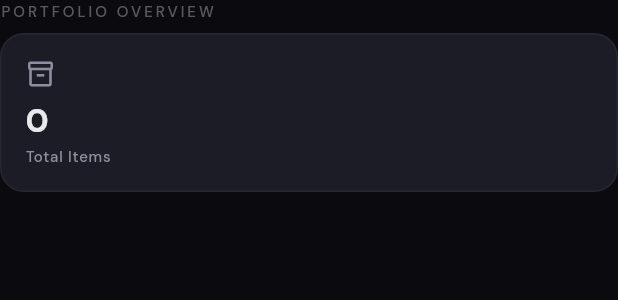
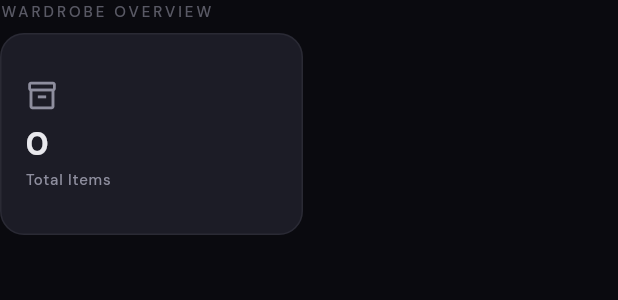
Before and after one commit to frpatino6/vaulted, a Flutter app: the _StatsSection widget shown alone on an empty page, opened directly with empty values, on a phone screen of 412 x 824 dp. Shown: the top 300 px of the screen. Run offline on Flutter 3.47's test engine with Material 3 defaults, Android fonts, the phone set to English and light mode, and no system bars; our stand-ins replace cached_network_image, dio, dotted_border, fl_chart, flutter_riverpod, flutter_secure_storage and 7 more; missing offline and left inert: mobile_scanner; accounts and stored records are empty; network calls fail.

Commit message:
feat(dashboard): redesign overview cards as equal GridView with InkWell
Replaces the PORTFOLIO OVERVIEW Row layout with a GridView.count
(crossAxisCount: 2, childAspectRatio: 1.5) for equal-height cards.
Renames section label to WARDROBE OVERVIEW. Value card uses
Icons.diamond_outlined with accent gold color; items card keeps the
inventory icon in white. Both cards are fully tappable via Ink/InkWell
with ripple. Removes 'View all >' text links and replaces _StatCard
with the cleaner _OverviewCard widget.

https://claude.ai/code/session_014LADHdzo8JSHXb3sf9vSHP

```diff
--- a/apps/mobile/lib/features/dashboard/presentation/dashboard_screen.dart
+++ b/apps/mobile/lib/features/dashboard/presentation/dashboard_screen.dart
@@ -699,7 +699,7 @@ class _StatsSection extends ConsumerWidget {
       crossAxisAlignment: CrossAxisAlignment.start,
       children: [
         Text(
-          'PORTFOLIO OVERVIEW',
+          'WARDROBE OVERVIEW',
           style: Theme.of(context).textTheme.labelSmall?.copyWith(
             color: AppColors.onSurfaceVariant.withValues(alpha: 0.6),
             fontSize: 10,
@@ -707,26 +707,32 @@ class _StatsSection extends ConsumerWidget {
           ),
         ),
         const SizedBox(height: AppSpacing.sm),
-        Row(
+        GridView.count(
+          crossAxisCount: 2,
+          shrinkWrap: true,
+          physics: const NeverScrollableScrollPhysics(),
+          crossAxisSpacing: AppSpacing.sm,
+          mainAxisSpacing: AppSpacing.sm,
+          childAspectRatio: 1.5,
           children: [
-            if (canSeeValues) ...[
-              Expanded(
-                child: _StatCard(
+            if (canSeeValues)
+              _OverviewCard(
+                icon: Icons.diamond_outlined,
+                value: isPrivate ? '●●●●●' : _currency.format(data.totalValuation),
                 label: 'Total Value',
-                  value: isPrivate ? '●●●●●' : _currency.format(data.totalValuation),
-                  icon: Icons.account_balance_outlined,
-                  highlight: true,
+                valueColor: AppColors.accent,
+                iconColor: AppColors.accent,
+                borderColor: AppColors.accent.withValues(alpha: 0.3),
                 onTap: () => context.push('/assets'),
               ),
-              ),
-              const SizedBox(width: AppSpacing.sm),
-            ],
-            Expanded(
-              child: _StatCard(
+            _OverviewCard(
+              icon: Icons.inventory_2_outlined,
+              value: '${data.totalItems}',
               label: 'Total Items',
-                value: '${data.totalItems}',
-                icon: Icons.inventory_2_outlined,
-              ),
+              valueColor: AppColors.onBackground,
+              iconColor: AppColors.onSurfaceVariant,
+              borderColor: AppColors.onSurfaceVariant.withValues(alpha: 0.12),
+              onTap: () => context.push('/assets'),
             ),
           ],
         ),
@@ -739,53 +745,55 @@ class _StatsSection extends ConsumerWidget {
   }
 }
 
-class _StatCard extends StatelessWidget {
-  const _StatCard({
+class _OverviewCard extends StatelessWidget {
+  const _OverviewCard({
+    required this.icon,
+    required this.value,
     required this.label,
-    required this.value,
-    required this.icon,
-    this.highlight = false,
+    required this.valueColor,
+    required this.iconColor,
+    required this.borderColor,
     this.onTap,
   });
 
+  final IconData icon;
+  final String value;
   final String label;
-  final String value;
-  final IconData icon;
-  final bool highlight;
+  final Color valueColor;
+  final Color iconColor;
+  final Color borderColor;
   final VoidCallback? onTap;
 
   @override
   Widget build(BuildContext context) {
-    return GestureDetector(
-      onTap: onTap,
-      child: Container(
-      padding: const EdgeInsets.all(AppSpacing.md),
+    return Ink(
       decoration: BoxDecoration(
         color: AppColors.surfaceVariant,
         borderRadius: BorderRadius.circular(16),
-        border: Border.all(
-          color:
-              highlight
-                  ? AppColors.accent.withValues(alpha: 0.3)
-                  : AppColors.onSurfaceVariant.withValues(alpha: 0.1),
+        border: Border.all(color: borderColor),
       ),
-      ),
+      child: InkWell(
+        onTap: onTap,
+        borderRadius: BorderRadius.circular(16),
+        splashColor: AppColors.accent.withValues(alpha: 0.08),
+        highlightColor: AppColors.accent.withValues(alpha: 0.04),
+        child: Padding(
+          padding: const EdgeInsets.all(AppSpacing.md),
           child: Column(
             crossAxisAlignment: CrossAxisAlignment.start,
+            mainAxisAlignment: MainAxisAlignment.center,
             children: [
-          Icon(
-            icon,
-            size: 20,
-            color: highlight ? AppColors.accent : AppColors.onSurfaceVariant,
-          ),
+              Icon(icon, size: 22, color: iconColor),
               const SizedBox(height: AppSpacing.sm),
               Text(
                 value,
                 style: Theme.of(context).textTheme.titleLarge?.copyWith(
-              color: highlight ? AppColors.accent : AppColors.onBackground,
+                  color: valueColor,
                   fontWeight: FontWeight.w700,
                   fontSize: 22,
                 ),
+                maxLines: 1,
+                overflow: TextOverflow.ellipsis,
               ),
               const SizedBox(height: 2),
               Text(
@@ -793,30 +801,11 @@ class _StatCard extends StatelessWidget {
                 style: Theme.of(context).textTheme.labelSmall?.copyWith(
                   color: AppColors.onSurfaceVariant,
                   fontSize: 10,
+                  letterSpacing: 0.5,
                 ),
-          ),
-          if (onTap != null) ...[
-            const SizedBox(height: 6),
-            Row(
-              children: [
-                Text(
-                  'View all',
-                  style: TextStyle(
-                    fontSize: 10,
-                    color: AppColors.accent.withValues(alpha: 0.7),
-                    letterSpacing: 0.3,
-                  ),
-                ),
-                const SizedBox(width: 2),
-                Icon(
-                  Icons.arrow_forward_ios_rounded,
-                  size: 8,
-                  color: AppColors.accent.withValues(alpha: 0.7),
               ),
             ],
           ),
-          ],
-        ],
         ),
       ),
     );
```
Lines whose indentation alone changed are shown as unchanged.
